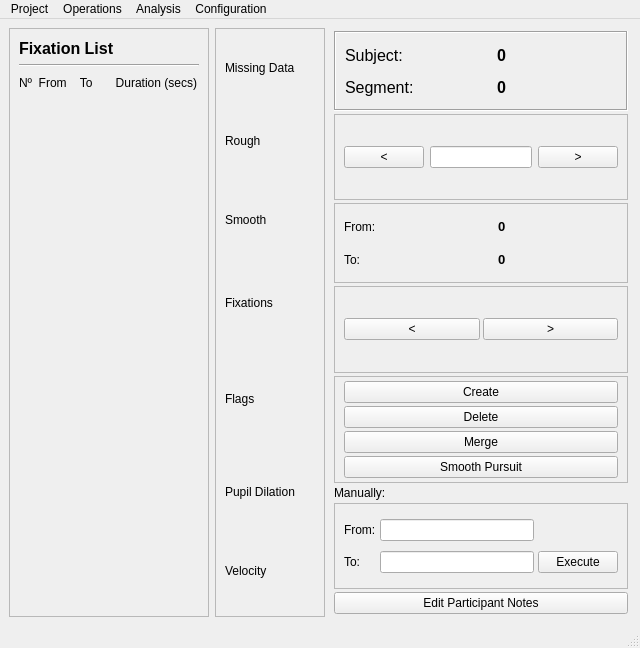
First picture: the form in trunk/MainWindow2.ui, repository jamesalvarez/grafix-coder, before the edit.
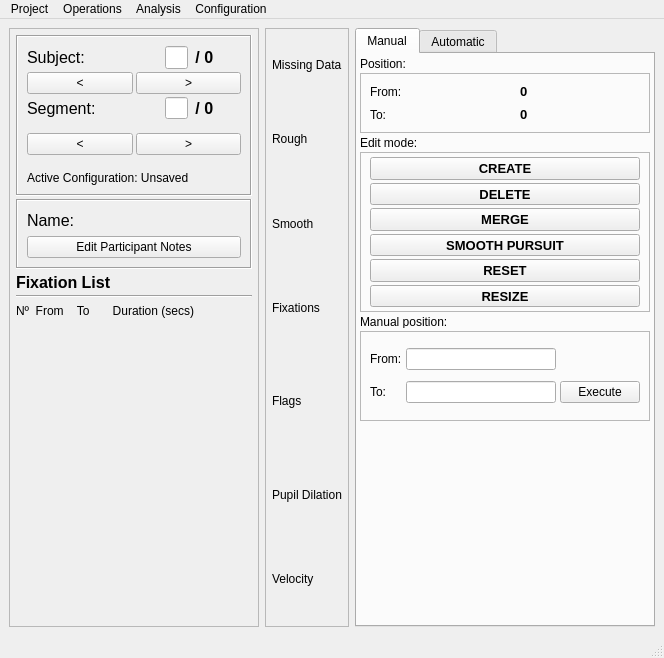
Second picture: the form after the edit. The open tabs and pages were chosen to show the change.

Commit message: Working version with many udpates eg reset and drag ends

Patch:
```diff
--- a/trunk/MainWindow2.ui
+++ b/trunk/MainWindow2.ui
@@ -7,7 +7,7 @@
     <x>0</x>
     <y>0</y>
     <width>640</width>
-    <height>480</height>
+    <height>610</height>
    </rect>
   </property>
   <property name="windowTitle">
@@ -28,13 +28,13 @@
       </property>
       <property name="minimumSize">
        <size>
-        <width>200</width>
+        <width>250</width>
         <height>0</height>
        </size>
       </property>
       <property name="maximumSize">
        <size>
-        <width>200</width>
+        <width>250</width>
         <height>16777215</height>
        </size>
       </property>
@@ -45,6 +45,289 @@
        <enum>QFrame::Raised</enum>
       </property>
       <layout class="QVBoxLayout" name="verticalLayout">
+       <property name="spacing">
+        <number>3</number>
+       </property>
+       <property name="leftMargin">
+        <number>6</number>
+       </property>
+       <property name="topMargin">
+        <number>6</number>
+       </property>
+       <property name="rightMargin">
+        <number>6</number>
+       </property>
+       <property name="bottomMargin">
+        <number>6</number>
+       </property>
+       <item>
+        <widget class="QFrame" name="frameSubjectInfo">
+         <property name="sizePolicy">
+          <sizepolicy hsizetype="Fixed" vsizetype="Preferred">
+           <horstretch>0</horstretch>
+           <verstretch>0</verstretch>
+          </sizepolicy>
+         </property>
+         <property name="minimumSize">
+          <size>
+           <width>0</width>
+           <height>80</height>
+          </size>
+         </property>
+         <property name="maximumSize">
+          <size>
+           <width>16777215</width>
+           <height>161</height>
+          </size>
+         </property>
+         <property name="frameShape">
+          <enum>QFrame::Box</enum>
+         </property>
+         <property name="frameShadow">
+          <enum>QFrame::Sunken</enum>
+         </property>
+         <layout class="QGridLayout" name="gridLayout">
+          <property name="spacing">
+           <number>3</number>
+          </property>
+          <item row="0" column="1">
+           <widget class="QLineEdit" name="lineEditParticipant">
+            <property name="sizePolicy">
+             <sizepolicy hsizetype="Preferred" vsizetype="Preferred">
+              <horstretch>0</horstretch>
+              <verstretch>0</verstretch>
+             </sizepolicy>
+            </property>
+           </widget>
+          </item>
+          <item row="4" column="1">
+           <widget class="QLineEdit" name="lineEditSegment">
+            <property name="sizePolicy">
+             <sizepolicy hsizetype="Preferred" vsizetype="Preferred">
+              <horstretch>0</horstretch>
+              <verstretch>0</verstretch>
+             </sizepolicy>
+            </property>
+           </widget>
+          </item>
+          <item row="1" column="0" colspan="3">
+           <layout class="QHBoxLayout" name="horizontalLayout_4">
+            <item>
+             <widget class="QPushButton" name="pushButtonParticipantLeft">
+              <property name="sizePolicy">
+               <sizepolicy hsizetype="Preferred" vsizetype="Fixed">
+                <horstretch>0</horstretch>
+                <verstretch>0</verstretch>
+               </sizepolicy>
+              </property>
+              <property name="text">
+               <string>&lt;</string>
+              </property>
+             </widget>
+            </item>
+            <item>
+             <widget class="QPushButton" name="pushButtonParticipantRight">
+              <property name="sizePolicy">
+               <sizepolicy hsizetype="Preferred" vsizetype="Fixed">
+                <horstretch>0</horstretch>
+                <verstretch>0</verstretch>
+               </sizepolicy>
+              </property>
+              <property name="text">
+               <string>&gt;</string>
+              </property>
+             </widget>
+            </item>
+           </layout>
+          </item>
+          <item row="4" column="0">
+           <widget class="QLabel" name="ltSegment">
+            <property name="minimumSize">
+             <size>
+              <width>135</width>
+              <height>0</height>
+             </size>
+            </property>
+            <property name="font">
+             <font>
+              <pointsize>12</pointsize>
+             </font>
+            </property>
+            <property name="text">
+             <string>Segment:</string>
+            </property>
+           </widget>
+          </item>
+          <item row="0" column="0">
+           <widget class="QLabel" name="ltSubject">
+            <property name="minimumSize">
+             <size>
+              <width>135</width>
+              <height>0</height>
+             </size>
+            </property>
+            <property name="font">
+             <font>
+              <pointsize>12</pointsize>
+             </font>
+            </property>
+            <property name="text">
+             <string>Subject:</string>
+            </property>
+           </widget>
+          </item>
+          <item row="4" column="2">
+           <widget class="QLabel" name="lSegment">
+            <property name="minimumSize">
+             <size>
+              <width>50</width>
+              <height>0</height>
+             </size>
+            </property>
+            <property name="maximumSize">
+             <size>
+              <width>120</width>
+              <height>16777215</height>
+             </size>
+            </property>
+            <property name="font">
+             <font>
+              <pointsize>12</pointsize>
+              <weight>75</weight>
+              <bold>true</bold>
+             </font>
+            </property>
+            <property name="text">
+             <string> / 0</string>
+            </property>
+           </widget>
+          </item>
+          <item row="7" column="0" rowspan="2" colspan="3">
+           <layout class="QHBoxLayout" name="horizontalLayout_5">
+            <property name="topMargin">
+             <number>0</number>
+            </property>
+            <item>
+             <widget class="QPushButton" name="bPrevious">
+              <property name="sizePolicy">
+               <sizepolicy hsizetype="Preferred" vsizetype="Fixed">
+                <horstretch>0</horstretch>
+                <verstretch>0</verstretch>
+               </sizepolicy>
+              </property>
+              <property name="text">
+               <string>&lt;</string>
+              </property>
+             </widget>
+            </item>
+            <item>
+             <widget class="QPushButton" name="bNext">
+              <property name="text">
+               <string>&gt;</string>
+              </property>
+             </widget>
+            </item>
+           </layout>
+          </item>
+          <item row="0" column="2">
+           <widget class="QLabel" name="lSubject">
+            <property name="minimumSize">
+             <size>
+              <width>50</width>
+              <height>0</height>
+             </size>
+            </property>
+            <property name="maximumSize">
+             <size>
+              <width>120</width>
+              <height>16777215</height>
+             </size>
+            </property>
+            <property name="font">
+             <font>
+              <pointsize>12</pointsize>
+              <weight>75</weight>
+              <bold>true</bold>
+             </font>
+            </property>
+            <property name="text">
+             <string> / 0</string>
+            </property>
+           </widget>
+          </item>
+          <item row="9" column="0" colspan="3">
+           <widget class="QLabel" name="lConfigurationStatus">
+            <property name="maximumSize">
+             <size>
+              <width>16777215</width>
+              <height>15</height>
+             </size>
+            </property>
+            <property name="text">
+             <string>Active Configuration: Unsaved</string>
+            </property>
+           </widget>
+          </item>
+         </layout>
+        </widget>
+       </item>
+       <item>
+        <widget class="QFrame" name="frameParticipant">
+         <property name="maximumSize">
+          <size>
+           <width>16777215</width>
+           <height>70</height>
+          </size>
+         </property>
+         <property name="frameShape">
+          <enum>QFrame::Box</enum>
+         </property>
+         <property name="frameShadow">
+          <enum>QFrame::Sunken</enum>
+         </property>
+         <layout class="QGridLayout" name="gridLayout_4">
+          <item row="0" column="0">
+           <widget class="QLabel" name="ltName">
+            <property name="minimumSize">
+             <size>
+              <width>135</width>
+              <height>0</height>
+             </size>
+            </property>
+            <property name="font">
+             <font>
+              <pointsize>12</pointsize>
+             </font>
+            </property>
+            <property name="text">
+             <string>Name:</string>
+            </property>
+           </widget>
+          </item>
+          <item row="0" column="1">
+           <widget class="QLabel" name="lSubjectName">
+            <property name="font">
+             <font>
+              <pointsize>12</pointsize>
+              <weight>75</weight>
+              <bold>true</bold>
+             </font>
+            </property>
+            <property name="text">
+             <string/>
+            </property>
+           </widget>
+          </item>
+          <item row="2" column="0" colspan="2">
+           <widget class="QPushButton" name="bNotes">
+            <property name="text">
+             <string>Edit Participant Notes</string>
+            </property>
+           </widget>
+          </item>
+         </layout>
+        </widget>
+       </item>
        <item>
         <widget class="QLabel" name="ltFixationList">
          <property name="maximumSize">
@@ -104,8 +387,26 @@
        <enum>QFrame::Raised</enum>
       </property>
       <layout class="QVBoxLayout" name="verticalLayout_2">
+       <property name="spacing">
+        <number>3</number>
+       </property>
+       <property name="leftMargin">
+        <number>6</number>
+       </property>
+       <property name="topMargin">
+        <number>6</number>
+       </property>
+       <property name="rightMargin">
+        <number>6</number>
+       </property>
+       <property name="bottomMargin">
+        <number>6</number>
+       </property>
        <item>
         <widget class="QLabel" name="lPanelMissingData">
+         <property name="enabled">
+          <bool>true</bool>
+         </property>
          <property name="minimumSize">
           <size>
            <width>0</width>
@@ -193,7 +494,7 @@
      </widget>
     </item>
     <item>
-     <widget class="QStackedWidget" name="stackedWidget">
+     <widget class="QTabWidget" name="stackedWidget">
       <property name="sizePolicy">
        <sizepolicy hsizetype="Fixed" vsizetype="Preferred">
         <horstretch>0</horstretch>
@@ -215,7 +516,10 @@
       <property name="currentIndex">
        <number>1</number>
       </property>
-      <widget class="QWidget" name="page_manual">
+      <widget class="QWidget" name="page_manual" native="true">
+       <attribute name="title">
+        <string>Manual</string>
+       </attribute>
        <layout class="QVBoxLayout" name="verticalLayout_3">
         <property name="spacing">
          <number>3</number>
@@ -233,140 +537,30 @@
          <number>3</number>
         </property>
         <item>
-         <widget class="QFrame" name="frameSubjectInfo">
-          <property name="minimumSize">
-           <size>
-            <width>0</width>
-            <height>80</height>
-           </size>
-          </property>
+         <widget class="QLabel" name="label_2">
           <property name="maximumSize">
            <size>
             <width>16777215</width>
-            <height>80</height>
+            <height>13</height>
            </size>
           </property>
-          <property name="frameShape">
-           <enum>QFrame::Box</enum>
+          <property name="text">
+           <string>Position:</string>
           </property>
-          <property name="frameShadow">
-           <enum>QFrame::Sunken</enum>
-          </property>
-          <layout class="QGridLayout" name="gridLayout">
-           <item row="0" column="0">
-            <widget class="QLabel" name="ltSubject">
-             <property name="font">
-              <font>
-               <pointsize>12</pointsize>
-              </font>
-             </property>
-             <property name="text">
-              <string>Subject:</string>
-             </property>
-            </widget>
-           </item>
-           <item row="1" column="0">
-            <widget class="QLabel" name="ltSegment">
-             <property name="font">
-              <font>
-               <pointsize>12</pointsize>
-              </font>
-             </property>
-             <property name="text">
-              <string>Segment:</string>
-             </property>
-            </widget>
-           </item>
-           <item row="0" column="1">
-            <widget class="QLabel" name="lSubject">
-             <property name="minimumSize">
-              <size>
-               <width>120</width>
-               <height>0</height>
-              </size>
-             </property>
-             <property name="maximumSize">
-              <size>
-               <width>120</width>
-               <height>16777215</height>
-              </size>
-             </property>
-             <property name="font">
-              <font>
-               <pointsize>12</pointsize>
-               <weight>75</weight>
-               <bold>true</bold>
-              </font>
-             </property>
-             <property name="text">
-              <string>0</string>
-             </property>
-            </widget>
-           </item>
-           <item row="1" column="1">
-            <widget class="QLabel" name="lSegment">
-             <property name="minimumSize">
-              <size>
-               <width>120</width>
-               <height>0</height>
-              </size>
-             </property>
-             <property name="maximumSize">
-              <size>
-               <width>120</width>
-               <height>16777215</height>
-              </size>
-             </property>
-             <property name="font">
-              <font>
-               <pointsize>12</pointsize>
-               <weight>75</weight>
-               <bold>true</bold>
-              </font>
-             </property>
-             <property name="text">
-              <string>0</string>
-             </property>
-            </widget>
-           </item>
-          </layout>
-         </widget>
-        </item>
-        <item>
-         <widget class="QFrame" name="frameParticipantChange">
-          <property name="frameShape">
-           <enum>QFrame::StyledPanel</enum>
-          </property>
-          <property name="frameShadow">
-           <enum>QFrame::Raised</enum>
-          </property>
-          <layout class="QHBoxLayout" name="horizontalLayout_3">
-           <item>
-            <widget class="QPushButton" name="pushButtonParticipantLeft">
-             <property name="text">
-              <string>&lt;</string>
-             </property>
-            </widget>
-           </item>
-           <item>
-            <widget class="QLineEdit" name="lineEditParticipant"/>
-           </item>
-           <item>
-            <widget class="QPushButton" name="pushButtonParticipantRight">
-             <property name="text">
-              <string>&gt;</string>
-             </property>
-            </widget>
-           </item>
-          </layout>
          </widget>
         </item>
         <item>
          <widget class="QFrame" name="frameSegmentInfo">
+          <property name="minimumSize">
+           <size>
+            <width>0</width>
+            <height>30</height>
+           </size>
+          </property>
           <property name="maximumSize">
            <size>
             <width>16777215</width>
-            <height>80</height>
+            <height>60</height>
            </size>
           </property>
           <property name="frameShape">
@@ -404,9 +598,15 @@
                <bold>true</bold>
               </font>
              </property>
+             <property name="layoutDirection">
+              <enum>Qt::LeftToRight</enum>
+             </property>
              <property name="text">
               <string>0</string>
              </property>
+             <property name="alignment">
+              <set>Qt::AlignLeading|Qt::AlignLeft|Qt::AlignVCenter</set>
+             </property>
             </widget>
            </item>
            <item row="1" column="1">
@@ -446,42 +646,32 @@
          </widget>
         </item>
         <item>
-         <widget class="QFrame" name="frameSegmentBrowse">
-          <property name="frameShape">
-           <enum>QFrame::StyledPanel</enum>
+         <widget class="QLabel" name="label">
+          <property name="maximumSize">
+           <size>
+            <width>16777215</width>
+            <height>13</height>
+           </size>
           </property>
-          <property name="frameShadow">
-           <enum>QFrame::Raised</enum>
+          <property name="text">
+           <string>Edit mode:</string>
           </property>
-          <layout class="QHBoxLayout" name="horizontalLayout_2">
-           <property name="spacing">
-            <number>3</number>
-           </property>
-           <property name="topMargin">
-            <number>6</number>
-           </property>
-           <property name="bottomMargin">
-            <number>6</number>
-           </property>
-           <item>
-            <widget class="QPushButton" name="bPrevious">
-             <property name="text">
-              <string>&lt;</string>
-             </property>
-            </widget>
-           </item>
-           <item>
-            <widget class="QPushButton" name="bNext">
-             <property name="text">
-              <string>&gt;</string>
-             </property>
-            </widget>
-           </item>
-          </layout>
          </widget>
         </item>
         <item>
          <widget class="QFrame" name="frameButtons">
+          <property name="minimumSize">
+           <size>
+            <width>0</width>
+            <height>100</height>
+           </size>
+          </property>
+          <property name="maximumSize">
+           <size>
+            <width>16777215</width>
+            <height>160</height>
+           </size>
+          </property>
           <property name="frameShape">
            <enum>QFrame::StyledPanel</enum>
           </property>
@@ -500,29 +690,85 @@
            </property>
            <item>
             <widget class="QPushButton" name="bCreate">
+             <property name="font">
+              <font>
+               <pointsize>10</pointsize>
+               <weight>75</weight>
+               <bold>true</bold>
+              </font>
+             </property>
              <property name="text">
-              <string>Create</string>
+              <string>CREATE</string>
              </property>
             </widget>
            </item>
            <item>
             <widget class="QPushButton" name="bDelete">
+             <property name="font">
+              <font>
+               <pointsize>10</pointsize>
+               <weight>75</weight>
+               <bold>true</bold>
+              </font>
+             </property>
              <property name="text">
-              <string>Delete</string>
+              <string>DELETE</string>
              </property>
             </widget>
            </item>
            <item>
             <widget class="QPushButton" name="bMerge">
+             <property name="font">
+              <font>
+               <pointsize>10</pointsize>
+               <weight>75</weight>
+               <bold>true</bold>
+              </font>
+             </property>
              <property name="text">
-              <string>Merge</string>
+              <string>MERGE</string>
              </property>
             </widget>
            </item>
            <item>
             <widget class="QPushButton" name="bSmoothPursuit">
+             <property name="font">
+              <font>
+               <pointsize>10</pointsize>
+               <weight>75</weight>
+               <bold>true</bold>
+              </font>
+             </property>
              <property name="text">
-              <string>Smooth Pursuit</string>
+              <string>SMOOTH PURSUIT</string>
+             </property>
+            </widget>
+           </item>
+           <item>
+            <widget class="QPushButton" name="bResetToAuto">
+             <property name="font">
+              <font>
+               <pointsize>10</pointsize>
+               <weight>75</weight>
+               <bold>true</bold>
+              </font>
+             </property>
+             <property name="text">
+              <string>RESET</string>
+             </property>
+            </widget>
+           </item>
+           <item>
+            <widget class="QPushButton" name="bResizeFixation">
+             <property name="font">
+              <font>
+               <pointsize>10</pointsize>
+               <weight>75</weight>
+               <bold>true</bold>
+              </font>
+             </property>
+             <property name="text">
+              <string>RESIZE</string>
              </property>
             </widget>
            </item>
@@ -537,13 +783,31 @@
             <verstretch>0</verstretch>
            </sizepolicy>
           </property>
+          <property name="maximumSize">
+           <size>
+            <width>16777215</width>
+            <height>13</height>
+           </size>
+          </property>
           <property name="text">
-           <string>Manually:</string>
+           <string>Manual position:</string>
           </property>
          </widget>
         </item>
         <item>
          <widget class="QFrame" name="frameManually">
+          <property name="minimumSize">
+           <size>
+            <width>0</width>
+            <height>45</height>
+           </size>
+          </property>
+          <property name="maximumSize">
+           <size>
+            <width>16777215</width>
+            <height>90</height>
+           </size>
+          </property>
           <property name="frameShape">
            <enum>QFrame::StyledPanel</enum>
           </property>
@@ -585,23 +849,19 @@
          </widget>
         </item>
         <item>
-         <widget class="QPushButton" name="bNotes">
+         <widget class="QLabel" name="labelSpacer">
           <property name="text">
-           <string>Edit Participant Notes</string>
+           <string/>
           </property>
          </widget>
         </item>
        </layout>
       </widget>
-      <widget class="QWidget" name="page_auto">
+      <widget class="QWidget" name="page_auto" native="true">
+       <attribute name="title">
+        <string>Automatic</string>
+       </attribute>
        <layout class="QVBoxLayout" name="verticalLayout_5">
-        <item>
-         <widget class="QLabel" name="lConfigurationStatus">
-          <property name="text">
-           <string>Active Configuration: Unsaved</string>
-          </property>
-         </widget>
-        </item>
         <item>
          <widget class="QLabel" name="label_8">
           <property name="minimumSize">
```
Left out of the diff: 10 changed lines with no effect on the pictures. The commit also changes 27 other files.
